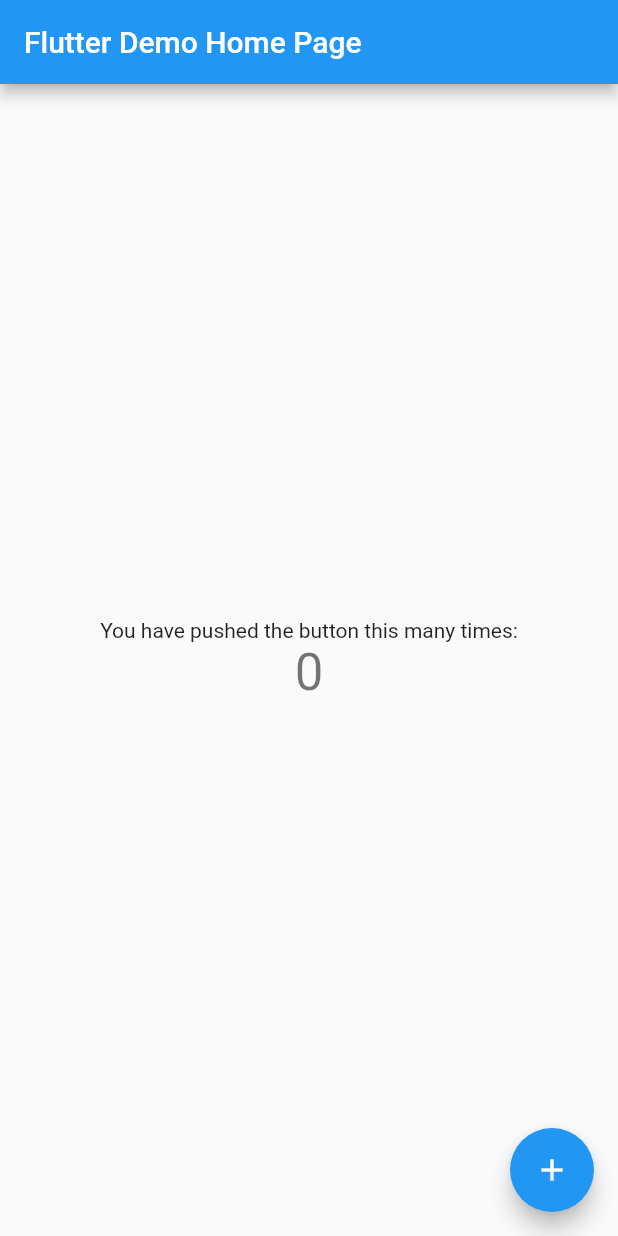
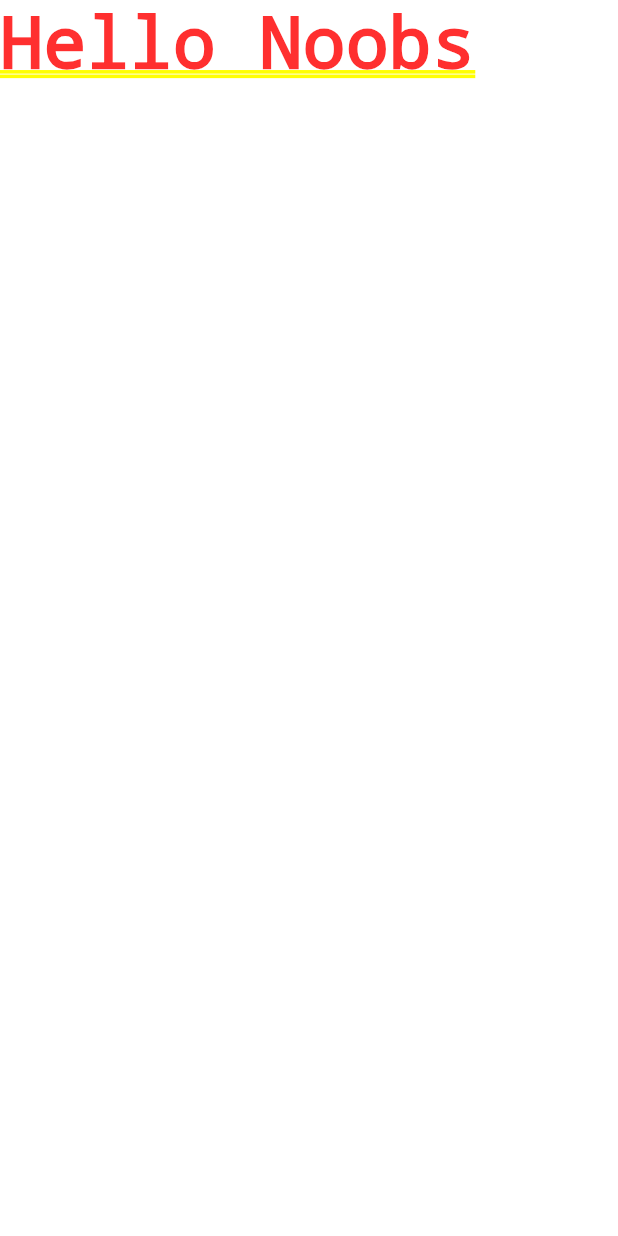
Before and after one commit to mahfuj-ahmed-jim/The-Net-Ninja-Flutter, a Flutter app: the screen it shows after launch, on a phone screen of 412 x 824 dp. Run offline on Flutter 3.47's test engine with Material 2 defaults, Android fonts, the phone set to English and light mode, and no system bars.

Commit message:
Basic App

```diff
--- a/lib/main.dart
+++ b/lib/main.dart
@@ -1,115 +1,7 @@
 import 'package:flutter/material.dart';
 
 void main() {
-  runApp(const MyApp());
+  runApp(MaterialApp(
+    home: Text('Hello Noobs'),
+  ));
 }
-
-class MyApp extends StatelessWidget {
-  const MyApp({Key? key}) : super(key: key);
-
-  // This widget is the root of your application.
-  @override
-  Widget build(BuildContext context) {
-    return MaterialApp(
-      title: 'Flutter Demo',
-      theme: ThemeData(
-        // This is the theme of your application.
-        //
-        // Try running your application with "flutter run". You'll see the
-        // application has a blue toolbar. Then, without quitting the app, try
-        // changing the primarySwatch below to Colors.green and then invoke
-        // "hot reload" (press "r" in the console where you ran "flutter run",
-        // or simply save your changes to "hot reload" in a Flutter IDE).
-        // Notice that the counter didn't reset back to zero; the application
-        // is not restarted.
-        primarySwatch: Colors.blue,
-      ),
-      home: const MyHomePage(title: 'Flutter Demo Home Page'),
-    );
-  }
-}
-
-class MyHomePage extends StatefulWidget {
-  const MyHomePage({Key? key, required this.title}) : super(key: key);
-
-  // This widget is the home page of your application. It is stateful, meaning
-  // that it has a State object (defined below) that contains fields that affect
-  // how it looks.
-
-  // This class is the configuration for the state. It holds the values (in this
-  // case the title) provided by the parent (in this case the App widget) and
-  // used by the build method of the State. Fields in a Widget subclass are
-  // always marked "final".
-
-  final String title;
-
-  @override
-  State<MyHomePage> createState() => _MyHomePageState();
-}
-
-class _MyHomePageState extends State<MyHomePage> {
-  int _counter = 0;
-
-  void _incrementCounter() {
-    setState(() {
-      // This call to setState tells the Flutter framework that something has
-      // changed in this State, which causes it to rerun the build method below
-      // so that the display can reflect the updated values. If we changed
-      // _counter without calling setState(), then the build method would not be
-      // called again, and so nothing would appear to happen.
-      _counter++;
-    });
-  }
-
-  @override
-  Widget build(BuildContext context) {
-    // This method is rerun every time setState is called, for instance as done
-    // by the _incrementCounter method above.
-    //
-    // The Flutter framework has been optimized to make rerunning build methods
-    // fast, so that you can just rebuild anything that needs updating rather
-    // than having to individually change instances of widgets.
-    return Scaffold(
-      appBar: AppBar(
-        // Here we take the value from the MyHomePage object that was created by
-        // the App.build method, and use it to set our appbar title.
-        title: Text(widget.title),
-      ),
-      body: Center(
-        // Center is a layout widget. It takes a single child and positions it
-        // in the middle of the parent.
-        child: Column(
-          // Column is also a layout widget. It takes a list of children and
-          // arranges them vertically. By default, it sizes itself to fit its
-          // children horizontally, and tries to be as tall as its parent.
-          //
-          // Invoke "debug painting" (press "p" in the console, choose the
-          // "Toggle Debug Paint" action from the Flutter Inspector in Android
-          // Studio, or the "Toggle Debug Paint" command in Visual Studio Code)
-          // to see the wireframe for each widget.
-          //
-          // Column has various properties to control how it sizes itself and
-          // how it positions its children. Here we use mainAxisAlignment to
-          // center the children vertically; the main axis here is the vertical
-          // axis because Columns are vertical (the cross axis would be
-          // horizontal).
-          mainAxisAlignment: MainAxisAlignment.center,
-          children: <Widget>[
-            const Text(
-              'You have pushed the button this many times:',
-            ),
-            Text(
-              '$_counter',
-              style: Theme.of(context).textTheme.headline4,
-            ),
-          ],
-        ),
-      ),
-      floatingActionButton: FloatingActionButton(
-        onPressed: _incrementCounter,
-        tooltip: 'Increment',
-        child: const Icon(Icons.add),
-      ), // This trailing comma makes auto-formatting nicer for build methods.
-    );
-  }
-}
```
